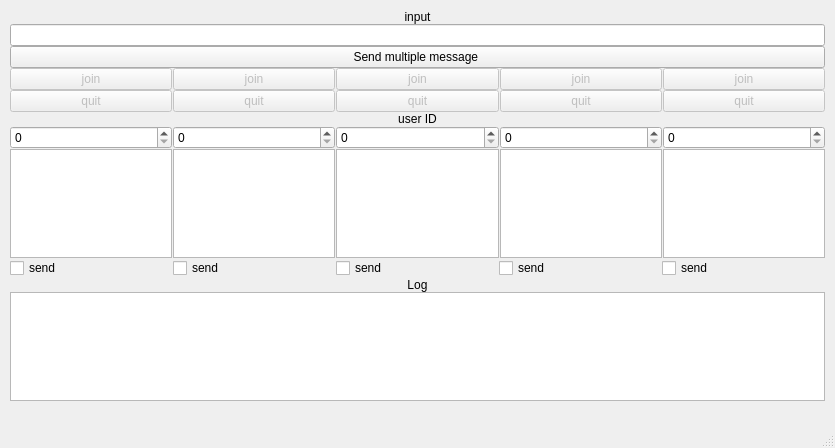
Old version of the form UDP_simulation/udpsimulation.ui in the repository fquad/AudioMulticast.
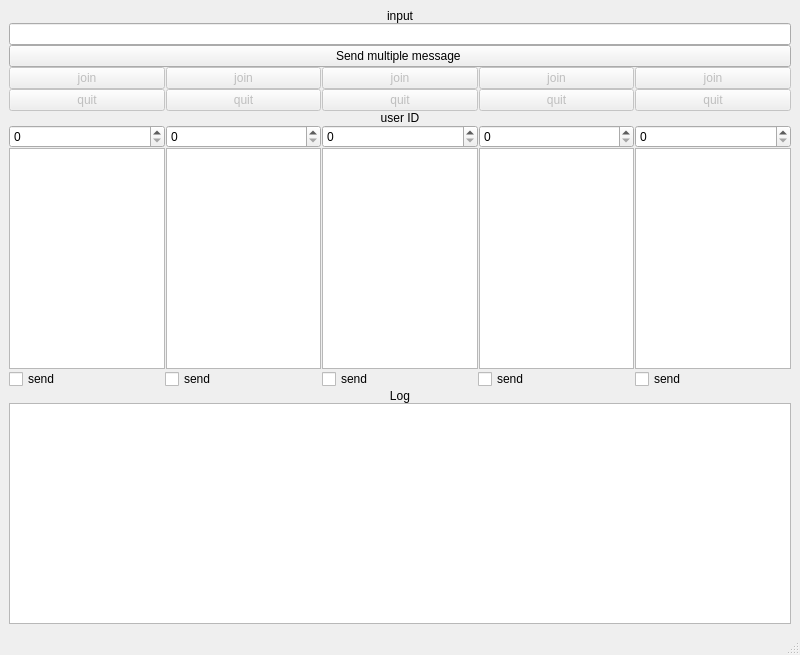
New version of the form.

Commit message:
GUI basic functions
Basic functions have been implemented for each element in the graphical interface, namely: join/quit/send buttons, list of connected users for each user and the text output used as server output log.
Now it can be simulated the joining of a user in the group. Also the list of users in the group is shown, which is updated every 2 seconds and is independent for each user. It is also possible to send messages, which will be displayed in the log section.

What changed in the file:
```diff
--- a/UDP_simulation/udpsimulation.ui
+++ b/UDP_simulation/udpsimulation.ui
@@ -6,27 +6,32 @@
    <rect>
     <x>0</x>
     <y>0</y>
-    <width>835</width>
-    <height>448</height>
+    <width>800</width>
+    <height>655</height>
    </rect>
   </property>
   <property name="windowTitle">
    <string>UDPSimulation</string>
   </property>
   <widget class="QWidget" name="centralwidget">
-   <widget class="QWidget" name="verticalLayoutWidget">
-    <property name="geometry">
-     <rect>
-      <x>10</x>
-      <y>10</y>
-      <width>815</width>
-      <height>391</height>
-     </rect>
-    </property>
-    <layout class="QVBoxLayout" name="main_layout">
+   <property name="sizePolicy">
+    <sizepolicy hsizetype="Expanding" vsizetype="Expanding">
+     <horstretch>0</horstretch>
+     <verstretch>0</verstretch>
+    </sizepolicy>
+   </property>
+   <property name="layoutDirection">
+    <enum>Qt::LeftToRight</enum>
+   </property>
+   <layout class="QVBoxLayout" name="verticalLayout_2">
+    <item>
+     <layout class="QVBoxLayout" name="verticalLayout">
      <property name="spacing">
       <number>0</number>
      </property>
+      <property name="sizeConstraint">
+       <enum>QLayout::SetMaximumSize</enum>
+      </property>
      <item>
       <widget class="QLabel" name="input_label">
        <property name="text">
@@ -255,7 +260,7 @@
       </layout>
      </item>
      <item>
-      <widget class="QLabel" name="log_abel">
+       <widget class="QLabel" name="log_label">
        <property name="text">
         <string>Log</string>
        </property>
@@ -268,7 +273,8 @@
       <widget class="QTextEdit" name="log"/>
      </item>
     </layout>
-   </widget>
+    </item>
+   </layout>
   </widget>
   <widget class="QMenuBar" name="menubar">
    <property name="geometry">
```
Left out of the diff: 2 changed lines with no effect on the pictures. Lines whose indentation alone changed are shown as unchanged. The commit also changes 5 other files.
